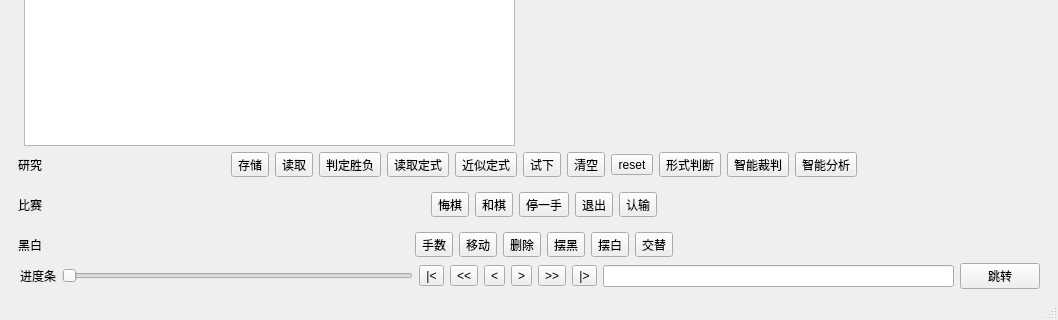
Old version of the form mainwindow.ui in the repository huwei12345/weiqi; both pictures show x 0 to 1058 and y 368 to 688 of the 1058 by 688 pixel window.
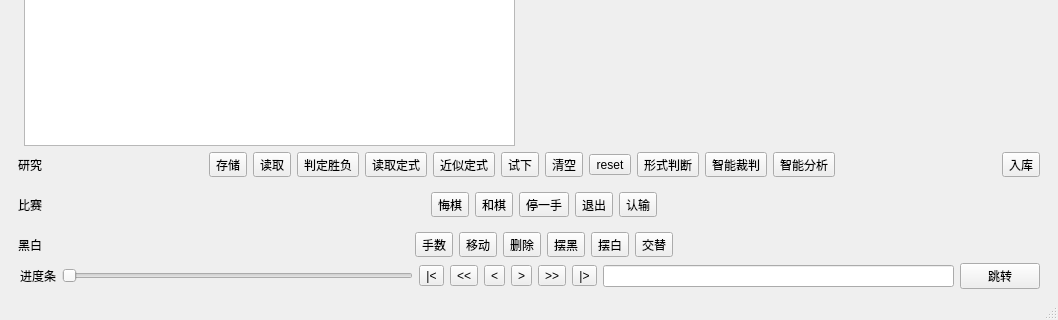
New version of the form.

Commit message: 优化定式识别与入库

Patch:
```diff
--- a/mainwindow.ui
+++ b/mainwindow.ui
@@ -244,6 +244,13 @@
          </property>
         </spacer>
        </item>
+       <item>
+        <widget class="QToolButton" name="addDSBtn">
+         <property name="text">
+          <string>入库</string>
+         </property>
+        </widget>
+       </item>
       </layout>
      </widget>
     </item>
```
The commit also changes 22 other files.
